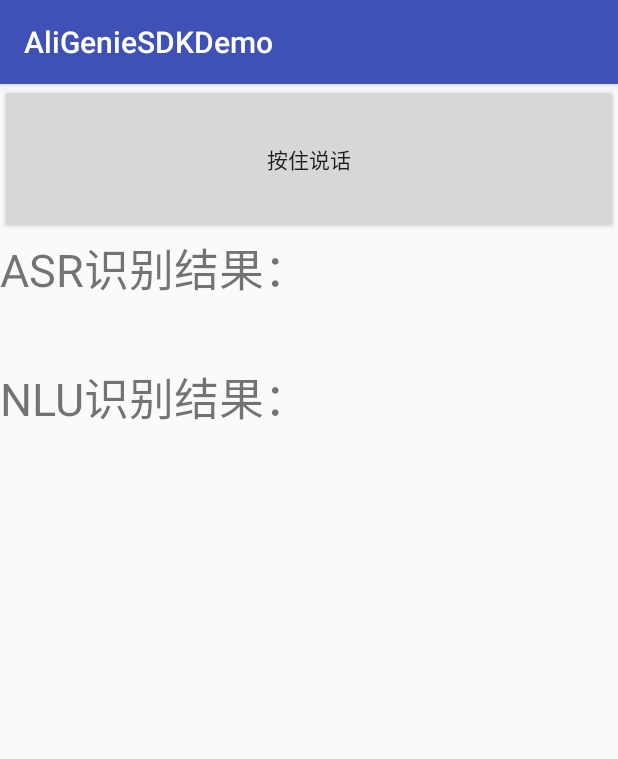
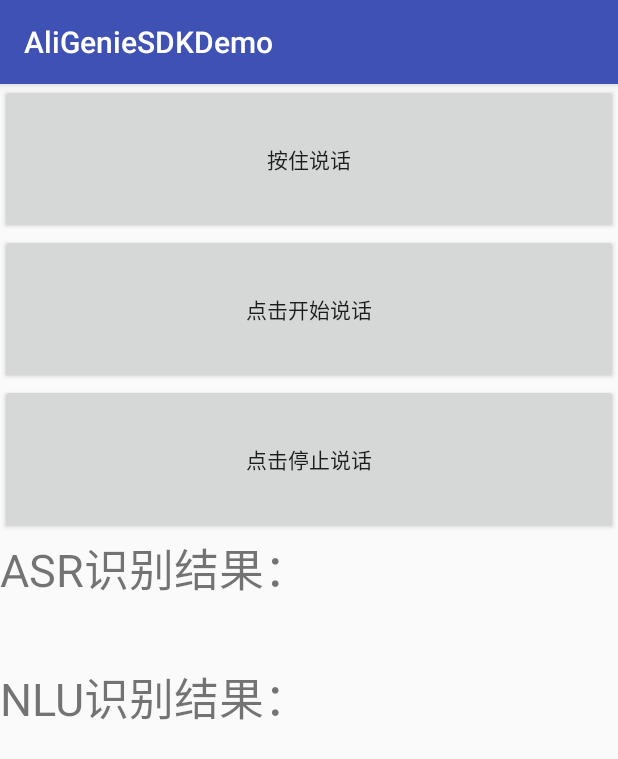
Before and after one commit to HoldingGWind/geniesdk_demo, an Android app: the screen it shows after launch (NearFieldDemoActivity), after a tap on "近场模式", on a phone screen of 412 x 824 dp. Shown: the top 759 px of the screen. Run offline under Robolectric (Android 15) with nearby library versions, the phone set to English and light mode, and no system bars; libraries missing offline, so code that uses them is left out: com.alibaba.ailabs, com.yunos.tv; 2 statements that could not run were skipped.

Commit message:
Update near field
Signed-off-by: shenping.sp <shenping.sp@alibaba-inc.com>

```diff
--- a/app/src/main/java/com/yunos/tv/alitvasr/NearFieldDemoActivity.java
+++ b/app/src/main/java/com/yunos/tv/alitvasr/NearFieldDemoActivity.java
@@ -37,7 +37,7 @@ import java.io.DataOutputStream;
 
 public class NearFieldDemoActivity extends AppCompatActivity implements IUiManager {
     private static String TAG = "NearFieldDemoActivity";
-    private Button wakeup;
+    private Button wakeup, startTalk, stopTalk;
     private TextView asrResult;
     private TextView nluResult;
 
@@ -45,53 +45,58 @@ public class NearFieldDemoActivity extends AppCompatActivity implements IUiManag
     private NearFieldRecorder recorder;
     private DataOutputStream dos;
     private boolean save = true;
+
     @Override
     protected void onCreate(Bundle savedInstanceState) {
         super.onCreate(savedInstanceState);
-        AliGenieSDK.getInstance(this).init("db643dcd-b096-43e8-9707-6f34d36a1549"/*"ef785ed9-785e-41e4-8c84-ff82f41528f8"*/,this, RecorderFactory.getNearFieldRecorder(16000, 1, MediaRecorder.AudioSource.VOICE_RECOGNITION, AudioFormat.ENCODING_PCM_16BIT), null);
+        AliGenieSDK.getInstance(this).init("db643dcd-b096-43e8-9707-6f34d36a1549"/*"ef785ed9-785e-41e4-8c84-ff82f41528f8"*/, this, RecorderFactory.getNearFieldRecorder(16000, 1, MediaRecorder.AudioSource.MIC, AudioFormat.ENCODING_PCM_16BIT), null);
         getWindow().addFlags(WindowManager.LayoutParams.FLAG_KEEP_SCREEN_ON);
         setContentView(R.layout.near_field);
-        wakeup = findViewById(R.id.wakeup_press);
+        wakeup = findViewById(R.id.wake);
+        startTalk = findViewById(R.id.startTalk);
+        stopTalk = findViewById(R.id.stopTalk);
         asrResult = findViewById(R.id.asr_result);
         nluResult = findViewById(R.id.nlu_result);
         recorder = RecorderManager.getInstance().getRecorder();
 
         wakeup.setOnTouchListener(new View.OnTouchListener() {
             @Override
+
             public boolean onTouch(View v, MotionEvent event) {
                 switch (event.getAction()) {
                     case MotionEvent.ACTION_UP://松开事件发生后执行代码的区域
-                        Log.e(TAG,"wakeup released");
+                        Log.e(TAG, "wakeup released");
                         mIsWakeup = false;
                         recorder.vadEnd();
                         break;
                     case MotionEvent.ACTION_DOWN://按住事件发生后执行代码的区域
-                        Log.e(TAG,"wakeup pressed");
+                        Log.e(TAG, "wakeup pressed");
                         if (!mIsWakeup) {
                             mIsWakeup = true;
                             recorder.wakeup();
+
                         }
                         break;
                     default:
                         break;
+
                 }
                 return true;
             }
         });
-
 
         wakeup.setOnKeyListener(new View.OnKeyListener() {
             @Override
             public boolean onKey(View view, int i, KeyEvent keyEvent) {
                 if (keyEvent.getKeyCode() == 23) {
                     if (keyEvent.getAction() == KeyEvent.ACTION_DOWN) {
-                        Log.e(TAG,"wakeup pressed");
+                        Log.e(TAG, "wakeup pressed");
                         if (!mIsWakeup) {
                             mIsWakeup = true;
                             recorder.wakeup();
                         }
                     } else if (keyEvent.getAction() == KeyEvent.ACTION_UP) {
-                        Log.e(TAG,"wakeup released");
+                        Log.e(TAG, "wakeup released");
                         mIsWakeup = false;
                         recorder.vadEnd();
                     }
@@ -101,7 +106,21 @@ public class NearFieldDemoActivity extends AppCompatActivity implements IUiManag
             }
         });
 
+        startTalk.setOnClickListener(new View.OnClickListener()
 
+        {
+            public void onClick(View var1) {
+                recorder.wakeup();
+            }
+        });
+
+        stopTalk.setOnClickListener(new View.OnClickListener()
+
+        {
+            public void onClick(View var1) {
+                recorder.vadEnd();
+            }
+        });
     }
 
     @Override
@@ -116,6 +135,7 @@ public class NearFieldDemoActivity extends AppCompatActivity implements IUiManag
 
     /**
      * 对话面板出现和消失的回调
+     *
      * @param isShow true:出现 false:消失
      */
     @Override
@@ -125,6 +145,7 @@ public class NearFieldDemoActivity extends AppCompatActivity implements IUiManag
 
     /**
      * 开始录音的回调
+     *
      * @param sessionId
      */
     @Override
@@ -134,6 +155,7 @@ public class NearFieldDemoActivity extends AppCompatActivity implements IUiManag
 
     /**
      * 实时ASR语音转文字
+     *
      * @param sessionId
      * @param streamText
      * @param isFinish
@@ -147,6 +169,7 @@ public class NearFieldDemoActivity extends AppCompatActivity implements IUiManag
 
     /**
      * 音量变更回调
+     *
      * @param sessionId
      * @param volume
      */
@@ -157,22 +180,24 @@ public class NearFieldDemoActivity extends AppCompatActivity implements IUiManag
 
     /**
      * 录音结束回调
+     *
      * @param sessionId
      */
     @Override
     public void onRecordStop(int sessionId) {
-        Log.e(TAG, "sessionId = " + sessionId );
+        Log.e(TAG, "sessionId = " + sessionId);
 
     }
 
     /**
      * NLP语义解析结果回调，原始数据
+     *
      * @param sessionId
      * @param data
      */
     @Override
     public void onRecognizeResult(int sessionId, ProtocolData data) {
-        Log.e(TAG, "sessionId = " + sessionId  + ",data = " + data.toString());
+        Log.e(TAG, "sessionId = " + sessionId + ",data = " + data.toString());
         nluResult.setText(data.toString());
     }
 
@@ -186,6 +211,7 @@ public class NearFieldDemoActivity extends AppCompatActivity implements IUiManag
 
     /**
      * 面板是否显示
+     *
      * @return
      */
     @Override
@@ -195,6 +221,7 @@ public class NearFieldDemoActivity extends AppCompatActivity implements IUiManag
 
     /**
      * NLP语义预处理回调，已废弃
+     *
      * @param i
      * @param s
      * @param s1
@@ -209,6 +236,7 @@ public class NearFieldDemoActivity extends AppCompatActivity implements IUiManag
 
     /**
      * NLP语义预处理回调，将领域，命令名，命令参数预解析出来，方便使用
+     *
      * @param sessionId
      * @param data
      * @param commandDomain
@@ -218,13 +246,15 @@ public class NearFieldDemoActivity extends AppCompatActivity implements IUiManag
      * @return
      */
     @Override
-    public int onPretreatedResult(int sessionId, ProtocolData data, String commandDomain, String command, JSONObject commandParams, String question) {
-        Log.e(TAG, "sessionId = " + sessionId  + ",commandDomain = " + commandDomain + ",command = " + command + ",commandParams = " + commandParams.toString());
+    public int onPretreatedResult(int sessionId, ProtocolData data, String
+            commandDomain, String command, JSONObject commandParams, String question) {
+        Log.e(TAG, "sessionId = " + sessionId + ",commandDomain = " + commandDomain + ",command = " + command + ",commandParams = " + commandParams.toString());
         return 0;
     }
 
     /**
      * 底层通知回调，包括账号绑定，音量设置等通知
+     *
      * @param type
      * @param data
      * @param arg1
@@ -232,11 +262,12 @@ public class NearFieldDemoActivity extends AppCompatActivity implements IUiManag
      */
     @Override
     public void onNotify(int type, Object data, int arg1, int arg2) {
-        LogUtils.d("type="+type+",Object="+data+",arg1="+arg1+",arg2="+arg2);
+        LogUtils.d("type=" + type + ",Object=" + data + ",arg1=" + arg1 + ",arg2=" + arg2);
     }
 
     /**
      * IUIListener只有onShow一个接口，用于给其他类提供一个面板弹出时的回调入口
+     *
      * @param listener
      */
     @Override
@@ -254,6 +285,7 @@ public class NearFieldDemoActivity extends AppCompatActivity implements IUiManag
 
     /**
      * 获取机顶盒上下文信息
+     *
      * @param isScreen
      * @param thridContext
      * @return
--- a/app/src/main/res/layout/near_field.xml
+++ b/app/src/main/res/layout/near_field.xml
@@ -4,12 +4,28 @@
     android:layout_width="match_parent"
     android:layout_height="match_parent">
 
+    <Button
+        android:id="@+id/wake"
+        android:layout_width="match_parent"
+        android:layout_height="100dp"
+        android:text="按住说话"
+        android:onClick="onStartTalk"/>
+
 
     <Button
-        android:id="@+id/wakeup_press"
+        android:id="@+id/startTalk"
         android:layout_width="match_parent"
         android:layout_height="100dp"
-        android:text="按住说话"/>
+        android:text="点击开始说话"
+        android:onClick="onStartTalk"/>
+
+
+    <Button
+        android:id="@+id/stopTalk"
+        android:layout_width="match_parent"
+        android:layout_height="100dp"
+        android:text="点击停止说话"
+        android:onClick="onStopTalk"/>
 
     <TextView
         android:layout_width="match_parent"
--- a/gradle.properties
+++ b/gradle.properties
@@ -22,7 +22,7 @@ android.useDeprecatedNdk=true
 ANDROID_BUILD_MIN_SDK_VERSION=16
 ANDROID_BUILD_TARGET_SDK_VERSION=19
 ANDROID_BUILD_COMPILE_SDK_VERSION=26
-ANDROID_BUILD_TOOLS_VERSION=26.0.2
+ANDROID_BUILD_TOOLS_VERSION=25.0.0
 
 
 #方便接入atlas 和 标准android版本
@@ -38,3 +38,4 @@ ARM64_V8A = false
 ARM_V7 = false
 VAD = true
 TV=false
+DEBUG=true
```
